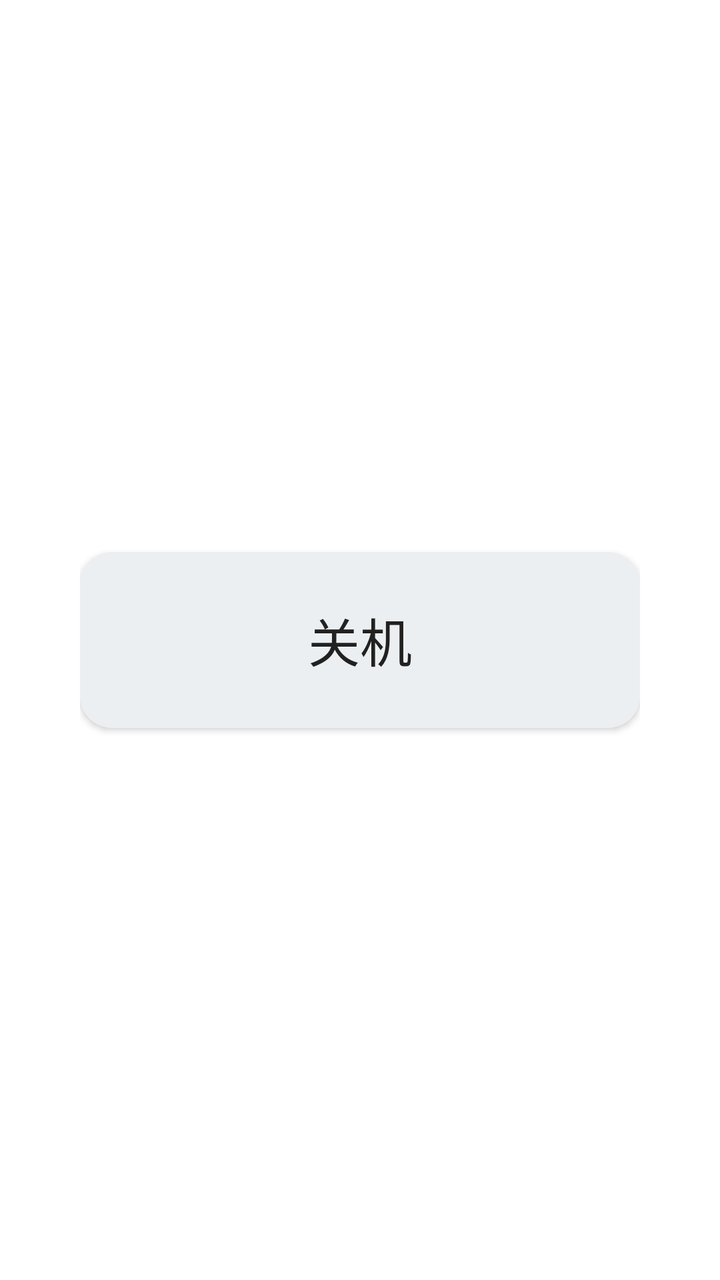
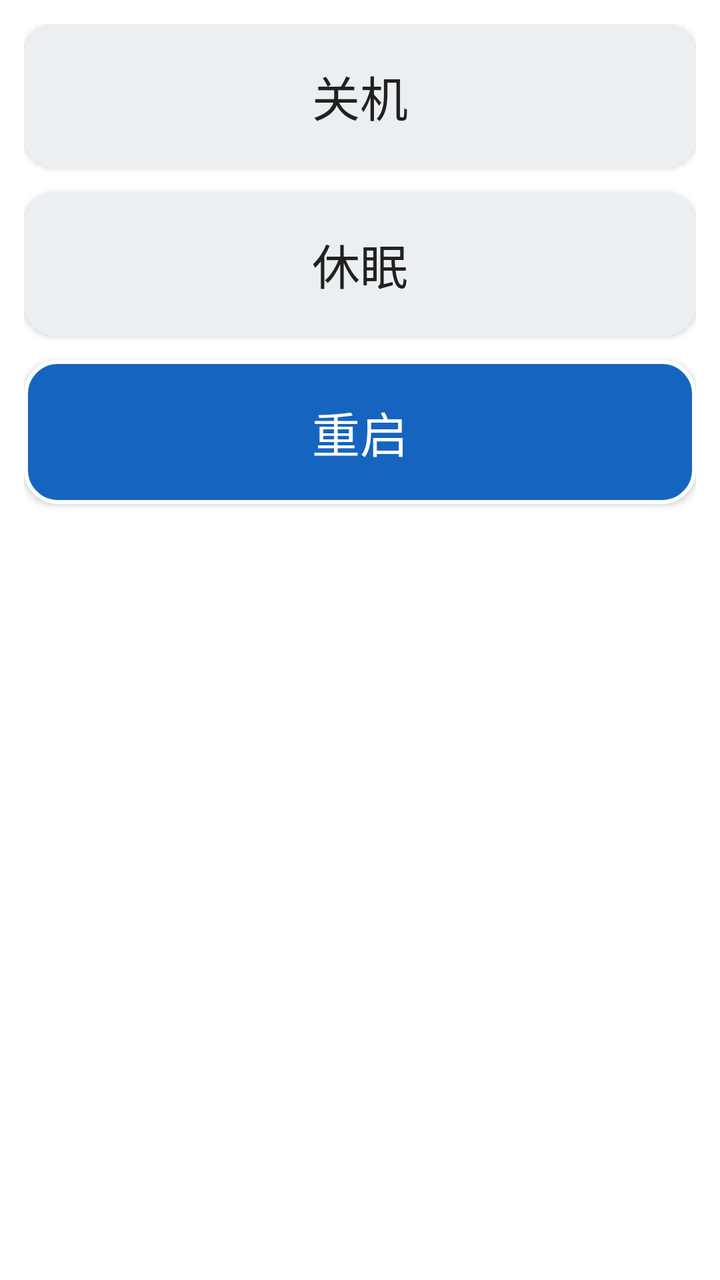

Before-and-after screenshots of an Android layout around one commit, followed by the original layout XML and the change that was made.
<!-- AndroidManifest.xml: application theme Theme.TvPower -->
<!-- res/layout/activity_main.xml -->
<?xml version="1.0" encoding="utf-8"?>
<LinearLayout xmlns:android="http://schemas.android.com/apk/res/android"
    android:layout_width="match_parent"
    android:layout_height="match_parent"
    android:orientation="horizontal"
    android:gravity="center"
    android:padding="40dp">

    
    <Button
        android:id="@+id/btnReboot"
        android:layout_width="280dp"
        android:layout_height="88dp"
        android:text="@string/btn_reboot"
        android:textSize="26sp"
        android:background="@drawable/btn_tv_bg"
        android:textColor="@color/btn_tv_text"
        android:focusable="true"
        android:focusableInTouchMode="true"
        android:nextFocusRight="@id/btnShutdown">

        
        <requestFocus />
    </Button>

    
    <Button
        android:id="@+id/btnShutdown"
        android:layout_width="280dp"
        android:layout_height="88dp"
        android:layout_marginStart="28dp"
        android:text="@string/btn_shutdown"
        android:textSize="26sp"
        android:background="@drawable/btn_tv_bg"
        android:textColor="@color/btn_tv_text"
        android:focusable="true"
        android:focusableInTouchMode="true"
        android:nextFocusLeft="@id/btnReboot"
        android:nextFocusRight="@id/btnSleep" />

    
    <Button
        android:id="@+id/btnSleep"
        android:layout_width="280dp"
        android:layout_height="88dp"
        android:layout_marginStart="28dp"
        android:text="@string/btn_sleep"
        android:textSize="26sp"
        android:background="@drawable/btn_tv_bg"
        android:textColor="@color/btn_tv_text"
        android:focusable="true"
        android:focusableInTouchMode="true"
        android:nextFocusLeft="@id/btnShutdown" />

</LinearLayout>
<!-- resources referenced by this layout -->
<resources>
  <!-- drawable btn_tv_bg (drawable) -->
  <?xml version="1.0" encoding="utf-8"?>
  <selector xmlns:android="http://schemas.android.com/apk/res/android">
  
      
      <item android:state_focused="true">
          <shape android:shape="rectangle">
              <solid android:color="#1565C0" />
              <corners android:radius="16dp" />
              <stroke android:width="2dp" android:color="#FFFFFF" />
          </shape>
      </item>
  
      
      <item android:state_pressed="true">
          <shape android:shape="rectangle">
              <solid android:color="#0D47A1" />
              <corners android:radius="16dp" />
          </shape>
      </item>
  
      
      <item>
          <shape android:shape="rectangle">
              <solid android:color="#ECEFF1" />
              <corners android:radius="16dp" />
          </shape>
      </item>
  
  </selector>
  <string name="btn_reboot">重启</string>
  <string name="btn_shutdown">关机</string>
  <string name="btn_sleep">睡眠</string>
  <style name="Theme.TvPower" parent="Theme.AppCompat.Light.NoActionBar">
  
          
          <item name="android:windowBackground">@android:color/transparent</item>
          <item name="android:colorBackground">@android:color/transparent</item>
  
          
          <item name="android:windowIsTranslucent">true</item>
          <item name="android:windowIsFloating">false</item>
          <item name="android:windowNoTitle">true</item>
  
          
          <item name="android:backgroundDimEnabled">false</item>
  
          
          <item name="android:windowShowWallpaper">false</item>
  
          
          <item name="android:windowSplashScreenBackground" tools:targetApi="31">@android:color/transparent</item>
      </style>
</resources>

<!-- the commit's change to res/layout/activity_main.xml (unified diff, before → after) -->
@@ -1,55 +1,54 @@
 <?xml version="1.0" encoding="utf-8"?>
 <LinearLayout xmlns:android="http://schemas.android.com/apk/res/android"
-    android:layout_width="match_parent"
-    android:layout_height="match_parent"
-    android:orientation="horizontal"
-    android:gravity="center"
-    android:padding="40dp">
+    android:layout_width="240dp"
+    android:layout_height="wrap_content"
+    android:orientation="vertical"
+    android:gravity="center_horizontal"
+    android:padding="12dp">
+
+    
+    <Button
+        android:id="@+id/btnShutdown"
+        android:layout_width="match_parent"
+        android:layout_height="72dp"
+        android:text="@string/btn_shutdown"
+        android:textSize="24sp"
+        android:background="@drawable/btn_tv_bg"
+        android:textColor="@color/btn_tv_text"
+        android:focusable="true"
+        android:focusableInTouchMode="true"
+        android:nextFocusDown="@id/btnSleep" />
+
+    
+    <Button
+        android:id="@+id/btnSleep"
+        android:layout_width="match_parent"
+        android:layout_height="72dp"
+        android:layout_marginTop="12dp"
+        android:text="@string/btn_sleep"
+        android:textSize="24sp"
+        android:background="@drawable/btn_tv_bg"
+        android:textColor="@color/btn_tv_text"
+        android:focusable="true"
+        android:focusableInTouchMode="true"
+        android:nextFocusUp="@id/btnShutdown"
+        android:nextFocusDown="@id/btnReboot" />
 
     
     <Button
         android:id="@+id/btnReboot"
-        android:layout_width="280dp"
-        android:layout_height="88dp"
+        android:layout_width="match_parent"
+        android:layout_height="72dp"
+        android:layout_marginTop="12dp"
         android:text="@string/btn_reboot"
-        android:textSize="26sp"
+        android:textSize="24sp"
         android:background="@drawable/btn_tv_bg"
         android:textColor="@color/btn_tv_text"
         android:focusable="true"
         android:focusableInTouchMode="true"
-        android:nextFocusRight="@id/btnShutdown">
+        android:nextFocusUp="@id/btnSleep">
 
-        
         <requestFocus />
     </Button>
 
-    
-    <Button
-        android:id="@+id/btnShutdown"
-        android:layout_width="280dp"
-        android:layout_height="88dp"
-        android:layout_marginStart="28dp"
-        android:text="@string/btn_shutdown"
-        android:textSize="26sp"
-        android:background="@drawable/btn_tv_bg"
-        android:textColor="@color/btn_tv_text"
-        android:focusable="true"
-        android:focusableInTouchMode="true"
-        android:nextFocusLeft="@id/btnReboot"
-        android:nextFocusRight="@id/btnSleep" />
-
-    
-    <Button
-        android:id="@+id/btnSleep"
-        android:layout_width="280dp"
-        android:layout_height="88dp"
-        android:layout_marginStart="28dp"
-        android:text="@string/btn_sleep"
-        android:textSize="26sp"
-        android:background="@drawable/btn_tv_bg"
-        android:textColor="@color/btn_tv_text"
-        android:focusable="true"
-        android:focusableInTouchMode="true"
-        android:nextFocusLeft="@id/btnShutdown" />
-
 </LinearLayout>
<!-- resource entries referenced after the edit -->
@@ -32,23 +32,29 @@
   </selector>
   <string name="btn_reboot">重启</string>
   <string name="btn_shutdown">关机</string>
-  <string name="btn_sleep">睡眠</string>
+  <string name="btn_sleep">休眠</string>
   <style name="Theme.TvPower" parent="Theme.AppCompat.Light.NoActionBar">
+  
+          
+          <item name="android:windowIsFloating">true</item>
+          <item name="android:windowIsTranslucent">true</item>
   
           
           <item name="android:windowBackground">@android:color/transparent</item>
           <item name="android:colorBackground">@android:color/transparent</item>
   
-          
-          <item name="android:windowIsTranslucent">true</item>
-          <item name="android:windowIsFloating">false</item>
           <item name="android:windowNoTitle">true</item>
   
           
           <item name="android:backgroundDimEnabled">false</item>
+          <item name="android:windowShowWallpaper">false</item>
   
           
-          <item name="android:windowShowWallpaper">false</item>
+          <item name="android:windowFrame">@null</item>
+  
+          
+          <item name="android:windowMinWidthMajor">0%</item>
+          <item name="android:windowMinWidthMinor">0%</item>
   
           
           <item name="android:windowSplashScreenBackground" tools:targetApi="31">@android:color/transparent</item>
